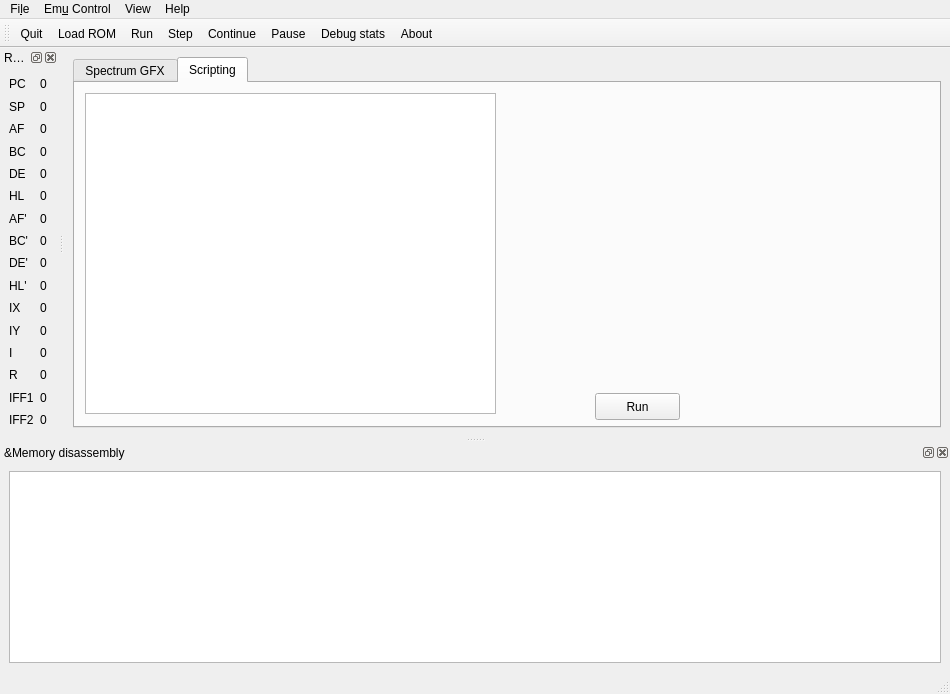
The window that ui/main_window.ui (electrified/cpuqt) describes before a commit, drawn with Qt 5.
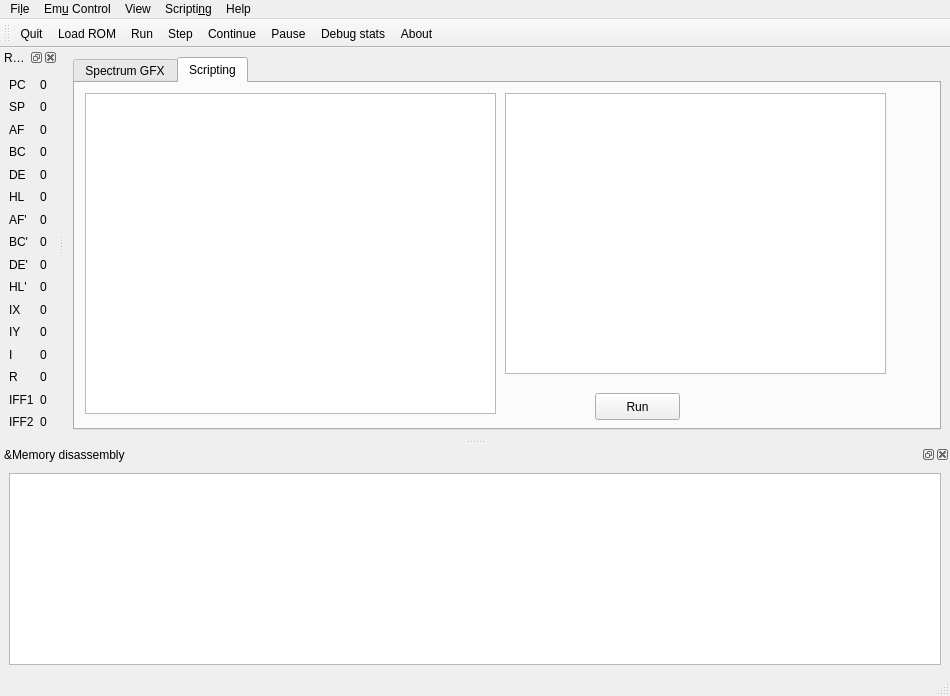
The same window after the commit. The open tabs and pages were chosen to show the change. Icons and pictures are not drawn.

Commit message: Add functionality for loading/saving scripts

```diff
--- a/ui/main_window.ui
+++ b/ui/main_window.ui
@@ -8,7 +8,7 @@
     <x>0</x>
     <y>0</y>
     <width>950</width>
-    <height>694</height>
+    <height>696</height>
    </rect>
   </property>
   <property name="windowTitle">
@@ -79,6 +79,16 @@
          </rect>
         </property>
        </widget>
+       <widget class="QPlainTextEdit" name="scriptOutput">
+        <property name="geometry">
+         <rect>
+          <x>430</x>
+          <y>10</y>
+          <width>381</width>
+          <height>281</height>
+         </rect>
+        </property>
+       </widget>
       </widget>
      </widget>
     </item>
@@ -90,7 +100,7 @@
      <x>0</x>
      <y>0</y>
      <width>950</width>
-     <height>23</height>
+     <height>29</height>
     </rect>
    </property>
    <widget class="QMenu" name="menuFile">
@@ -132,9 +142,17 @@
     </property>
     <addaction name="actionScroll_memory_with_PC"/>
    </widget>
+   <widget class="QMenu" name="menuScripting">
+    <property name="title">
+     <string>Scripti&amp;ng</string>
+    </property>
+    <addaction name="actionSaveScript"/>
+    <addaction name="actionLoadScript"/>
+   </widget>
    <addaction name="menuFile"/>
    <addaction name="menuEmu_Control"/>
    <addaction name="menuView"/>
+   <addaction name="menuScripting"/>
    <addaction name="menuHelp"/>
   </widget>
   <widget class="QStatusBar" name="statusbar"/>
```
Left out of the diff: 46 changed lines with no effect on the pictures. The commit also changes 6 other files.
